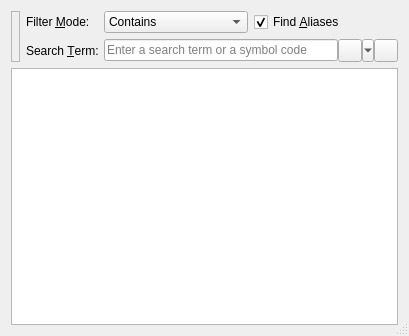
The window that UnicodeUtil/symbolselectdialog.ui (Skycoder42/UniInsert) describes before a commit, drawn with Qt 5.
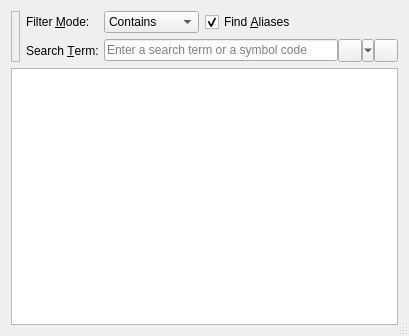
The same window after the commit. Icons and pictures are not drawn. Custom widgets are drawn as their Qt base class.

Commit message: symbol insert almost ready (and perfect xD )

Diff of the .ui file:
```diff
--- a/UnicodeUtil/symbolselectdialog.ui
+++ b/UnicodeUtil/symbolselectdialog.ui
@@ -70,7 +70,7 @@
         </widget>
        </item>
        <item row="0" column="1">
-        <layout class="QHBoxLayout" name="horizontalLayout_2">
+        <layout class="QHBoxLayout" name="horizontalLayout_2" stretch="0,1">
          <item>
           <widget class="QComboBox" name="filterModeComboBox">
            <property name="currentIndex">
```
Left out of the diff: 26 changed lines with no effect on the pictures. The commit also changes 1 other file.
